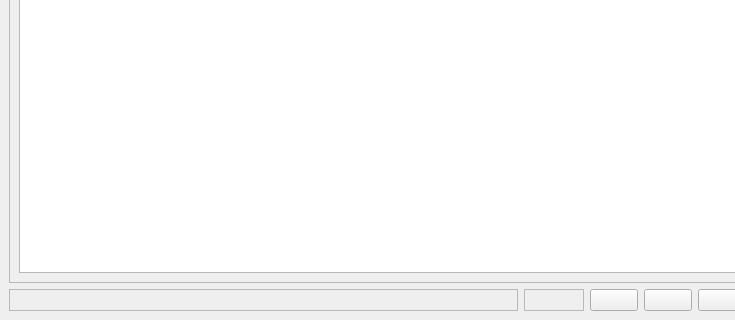
The window that txplayagui/ui/main.ui (petrushev/txplaya) describes before a commit, drawn with Qt 5; both pictures show x 0 to 735 and y 264 to 584 of the 977 by 584 pixel window.
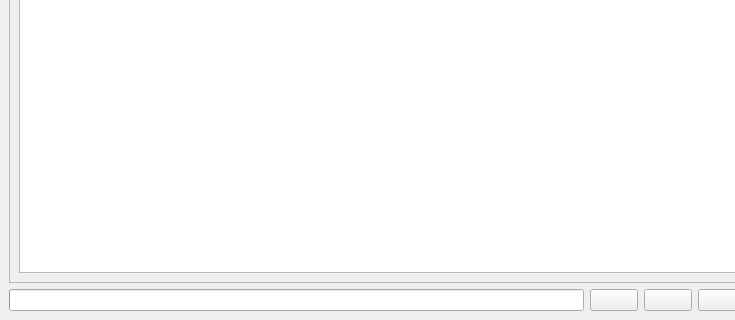
The same window after the commit. Icons and pictures are not drawn.

Commit message: Turn track label/timer into progress bar instead

```diff
--- a/txplayagui/ui/main.ui
+++ b/txplayagui/ui/main.ui
@@ -82,63 +82,11 @@
     <item>
      <layout class="QHBoxLayout" name="horizontalLayout">
       <item>
-       <widget class="QLabel" name="playingLabel">
-        <property name="sizePolicy">
-         <sizepolicy hsizetype="Expanding" vsizetype="Preferred">
-          <horstretch>0</horstretch>
-          <verstretch>0</verstretch>
-         </sizepolicy>
+       <widget class="QProgressBar" name="trackProgressBar">
+        <property name="value">
+         <number>0</number>
         </property>
-        <property name="minimumSize">
-         <size>
-          <width>250</width>
-          <height>0</height>
-         </size>
-        </property>
-        <property name="font">
-         <font>
-          <weight>75</weight>
-          <bold>true</bold>
-         </font>
-        </property>
-        <property name="frameShape">
-         <enum>QFrame::StyledPanel</enum>
-        </property>
-        <property name="frameShadow">
-         <enum>QFrame::Sunken</enum>
-        </property>
-        <property name="text">
-         <string/>
-        </property>
-       </widget>
-      </item>
-      <item>
-       <widget class="QLabel" name="timerLabel">
-        <property name="sizePolicy">
-         <sizepolicy hsizetype="Fixed" vsizetype="Preferred">
-          <horstretch>0</horstretch>
-          <verstretch>0</verstretch>
-         </sizepolicy>
-        </property>
-        <property name="minimumSize">
-         <size>
-          <width>60</width>
-          <height>0</height>
-         </size>
-        </property>
-        <property name="maximumSize">
-         <size>
-          <width>60</width>
-          <height>16777215</height>
-         </size>
-        </property>
-        <property name="frameShape">
-         <enum>QFrame::StyledPanel</enum>
-        </property>
-        <property name="frameShadow">
-         <enum>QFrame::Sunken</enum>
-        </property>
-        <property name="text">
+        <property name="format">
          <string/>
         </property>
        </widget>
```
The commit also changes 2 other files.
